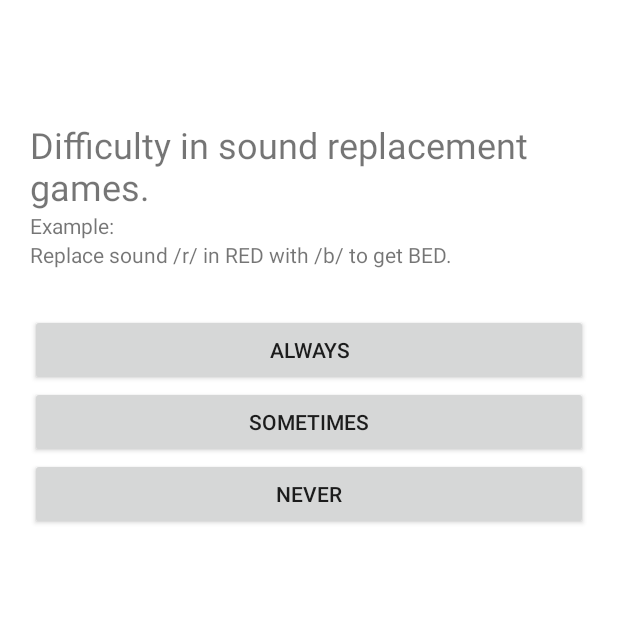
After one commit to rahulmahaseth/dali-screening-app-kotlin, an Android app: the ScreeningActivity screen opened directly, with no data from a screen before it, on a phone screen of 412 x 824 dp, the top half of it. The commit adds this screen. Run offline under Robolectric (Android 15) with nearby library versions, the phone set to English and light mode, and no system bars; our stand-ins replace Firebase (no records; nobody signed in at launch, a user with empty details on screens opened directly), RxJava; libraries missing offline, so code that uses them is left out: durdinapps.rxfirebase2.

Commit message:
Full fledged screening

```diff
--- a/app/src/main/AndroidManifest.xml
+++ b/app/src/main/AndroidManifest.xml
@@ -14,6 +14,9 @@
         <activity android:name=".Activity.MainActivity">
         </activity>
 
+        <activity android:name=".Activity.ScreeningActivity">
+        </activity>
+
         <activity android:name=".Activity.SplashActivity">
             <intent-filter>
                 <action android:name="android.intent.action.MAIN" />
--- /dev/null
+++ b/app/src/main/java/org/unesco/mgiep/dali/Activity/ScreeningActivity.kt
@@ -0,0 +1,31 @@
+package org.unesco.mgiep.dali.Activity
+
+import android.os.Bundle
+import android.support.v4.app.Fragment
+import android.support.v7.app.AppCompatActivity
+import org.unesco.mgiep.dali.Fragments.Screening
+import org.unesco.mgiep.dali.R
+import org.unesco.mgiep.dali.Utility.showFragment
+
+class ScreeningActivity: AppCompatActivity() {
+
+    override fun onCreate(savedInstanceState: Bundle?) {
+        super.onCreate(savedInstanceState)
+        setContentView(R.layout.activity_screening)
+
+        showFragment(
+                Fragment.instantiate(
+                        this,
+                        Screening::class.java.name
+                ),
+                false
+        )
+
+    }
+
+    private fun showFragment(fragment: Fragment, addToBackStack: Boolean = true) {
+        fragment.showFragment(container = R.id.screening_fragment_container,
+                fragmentManager = supportFragmentManager,
+                addToBackStack = addToBackStack)
+    }
+}
--- a/app/src/main/java/org/unesco/mgiep/dali/Dagger/AppComponent.kt
+++ b/app/src/main/java/org/unesco/mgiep/dali/Dagger/AppComponent.kt
@@ -20,4 +20,6 @@ interface AppComponent {
     fun inject(signUp: SignUp)
     fun inject(splashActivity: SplashActivity)
     fun inject(screening: Screening)
+    fun inject(comments: Comments)
+    fun inject(result: Result)
 }
--- a/app/src/main/java/org/unesco/mgiep/dali/Data/FirebaseScreening.kt
+++ b/app/src/main/java/org/unesco/mgiep/dali/Data/FirebaseScreening.kt
@@ -2,12 +2,11 @@ package org.unesco.mgiep.dali.Data
 
 data class FirebaseScreening (
         val type: String,
-        val totalQuestions: Int,
-        var questionsCompleted: Int,
         var completed: Boolean,
         val mediumOfInstruction: String,
         val participantId: String,
         val userId: String,
         val scheduledDate: Long,
-        var totalScore: Int
+        var totalScore: Int,
+        var comments: String
 )
--- a/app/src/main/java/org/unesco/mgiep/dali/Fragments/Screening.kt
+++ b/app/src/main/java/org/unesco/mgiep/dali/Fragments/Screening.kt
@@ -8,30 +8,39 @@ import android.view.LayoutInflater
 import android.view.View
 import android.view.ViewGroup
 import com.google.common.io.Resources
+import com.google.firebase.auth.FirebaseAuth
 import kotlinx.android.synthetic.main.fragment_screening.*
 import org.unesco.mgiep.dali.Dagger.MyApplication
 import org.unesco.mgiep.dali.Data.FirebaseScreening
+import org.unesco.mgiep.dali.Data.Type
 import org.unesco.mgiep.dali.Data.ViewModels.ScreeningParticipantViewModel
 import org.unesco.mgiep.dali.Data.ViewModels.ScreeningViewModel
 import org.unesco.mgiep.dali.R
 import org.unesco.mgiep.dali.Repositories.MainReposirtory
 import org.unesco.mgiep.dali.Utility.showFragment
+import java.util.*
 import javax.inject.Inject
 
 class Screening : Fragment() {
 
-    lateinit var screeningParticipantViewModel: ScreeningParticipantViewModel
     private lateinit var screeningViewModel: ScreeningViewModel
 
     lateinit var mainReposirtory: MainReposirtory
-    lateinit var screening: FirebaseScreening
+    private var totalQuestions = 0
+    private var questionsCompleted = 0
+    private var totalScore = 0
+    private var screeningType = ""
+    private var participantId= ""
+    private lateinit var mAuth: FirebaseAuth
 
     override fun onCreate(savedInstanceState: Bundle?) {
         super.onCreate(savedInstanceState)
+        (activity!!.application as MyApplication).component.inject(this)
         mainReposirtory = MainReposirtory()
-        (activity!!.application as MyApplication).component.inject(this)
         screeningViewModel = ViewModelProviders.of(activity!!).get(ScreeningViewModel::class.java)
-        screening = screeningViewModel.getScreening().value!!.copy()
+        mAuth = FirebaseAuth.getInstance()
+        screeningType = activity!!.intent.getStringExtra("type")
+        participantId = activity!!.intent.getStringExtra("participantId")
     }
 
     override fun onCreateView(inflater: LayoutInflater, container: ViewGroup?, savedInstanceState: Bundle?): View?=
@@ -40,8 +49,14 @@ class Screening : Fragment() {
     override fun onActivityCreated(savedInstanceState: Bundle?) {
         super.onActivityCreated(savedInstanceState)
 
-        tv_question.text = resources.getStringArray(R.array.jst_questions)[screening.questionsCompleted]
-        tv_example.text = resources.getStringArray(R.array.jst_examples)[screening.questionsCompleted]
+        totalQuestions = if( screeningType == Type.JST.toString()){
+            15
+        }else{
+            21
+        }
+
+        tv_question.text = resources.getStringArray(R.array.jst_questions)[questionsCompleted]
+        tv_example.text = resources.getStringArray(R.array.jst_examples)[questionsCompleted]
         btn_usually.setOnClickListener {
             update(2)
         }
@@ -56,9 +71,22 @@ class Screening : Fragment() {
     }
 
     private fun update(score: Int){
-        screening.questionsCompleted += 1
-        screening.totalScore += score
-        if(screening.questionsCompleted == screening.totalQuestions){
+        questionsCompleted += 1
+        totalScore += score
+        if(questionsCompleted == totalQuestions){
+
+            screeningViewModel.select(
+                    FirebaseScreening(
+                            type = screeningType,
+                            completed = true,
+                            mediumOfInstruction = "English",
+                            participantId = participantId,
+                            userId = mAuth.currentUser!!.uid,
+                            scheduledDate = Date().time,
+                            totalScore = totalScore,
+                            comments = ""
+                    )
+            )
             showFragment(
                     Fragment.instantiate(
                             activity,
@@ -66,15 +94,14 @@ class Screening : Fragment() {
                     ),
                     false
             )
-            screening.completed = true
         }else{
-            tv_question.text = resources.getStringArray(R.array.jst_questions)[screening.questionsCompleted]
-            tv_example.text = resources.getStringArray(R.array.jst_examples)[screening.questionsCompleted]
+            tv_question.text = resources.getStringArray(R.array.jst_questions)[questionsCompleted]
+            tv_example.text = resources.getStringArray(R.array.jst_examples)[questionsCompleted]
         }
     }
 
     private fun showFragment(fragment: Fragment, addToBackStack: Boolean = true) {
-        fragment.showFragment(container = R.id.fragment_container,
+        fragment.showFragment(container = R.id.screening_fragment_container,
                 fragmentManager = activity!!.supportFragmentManager,
                 addToBackStack = addToBackStack)
     }
--- /dev/null
+++ b/app/src/main/res/layout/activity_screening.xml
@@ -0,0 +1,12 @@
+<?xml version="1.0" encoding="utf-8"?>
+<LinearLayout xmlns:android="http://schemas.android.com/apk/res/android"
+    android:orientation="vertical" android:layout_width="match_parent"
+    android:layout_height="match_parent">
+
+    <FrameLayout
+        android:layout_width="match_parent"
+        android:layout_height="match_parent"
+        android:id="@+id/screening_fragment_container"
+        android:background="#ffff"/>
+
+</LinearLayout>
--- /dev/null
+++ b/app/src/main/res/layout/fragment_result.xml
@@ -0,0 +1,6 @@
+<?xml version="1.0" encoding="utf-8"?>
+<LinearLayout xmlns:android="http://schemas.android.com/apk/res/android"
+    android:orientation="vertical" android:layout_width="match_parent"
+    android:layout_height="match_parent">
+
+</LinearLayout>
--- a/app/src/main/res/values/strings.xml
+++ b/app/src/main/res/values/strings.xml
@@ -115,6 +115,8 @@
     <string name="improper_email">Improper Email Format</string>
     <string name="next">Next</string>
     <string name="change">Change</string>
+    <string name="screening_saved">Screening Saved</string>
+    <string name="save_screening_error">Error while saving!</string>
 
 
     <string-array name="jst_questions">
```
Also changed, not shown: app/src/main/java/org/unesco/mgiep/dali/Fragments/Comments.kt (+53 -0 lines), app/src/main/java/org/unesco/mgiep/dali/Fragments/NewScreening.kt (+22 -44 lines), app/src/main/java/org/unesco/mgiep/dali/Fragments/Result.kt (added, +32 -0 lines), app/src/main/java/org/unesco/mgiep/dali/Fragments/ResultDashboard.kt (added, +7 -0 lines), app/src/main/res/layout/fragment_comments.xml (added, +29 -0 lines).
